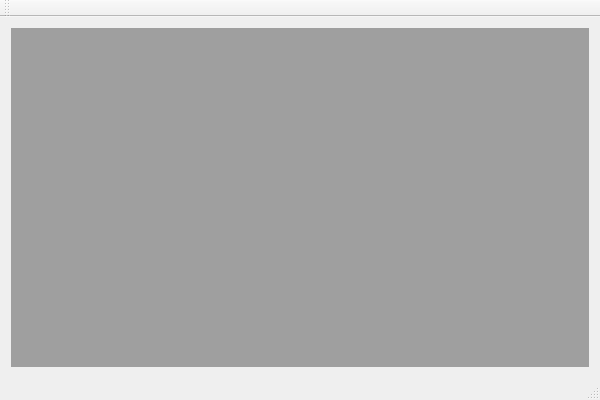
Old version of the form nativeQtClient/mainwindow.ui in the repository webodf/WebODF.
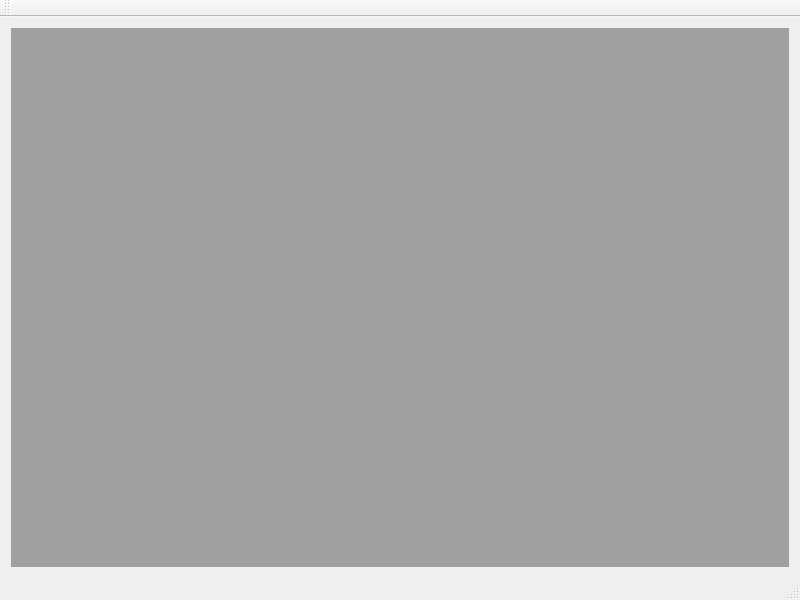
New version of the form.

Commit message:
slightly better default size
the ideal size would be bigger than my screen, so perhaps a zoom
function would be a good idea after all. :)

What changed in the file:
```diff
--- a/nativeQtClient/mainwindow.ui
+++ b/nativeQtClient/mainwindow.ui
@@ -6,8 +6,8 @@
    <rect>
     <x>0</x>
     <y>0</y>
-    <width>600</width>
-    <height>400</height>
+    <width>800</width>
+    <height>600</height>
    </rect>
   </property>
   <property name="windowTitle">
```
Left out of the diff: 2 changed lines with no effect on the pictures.
